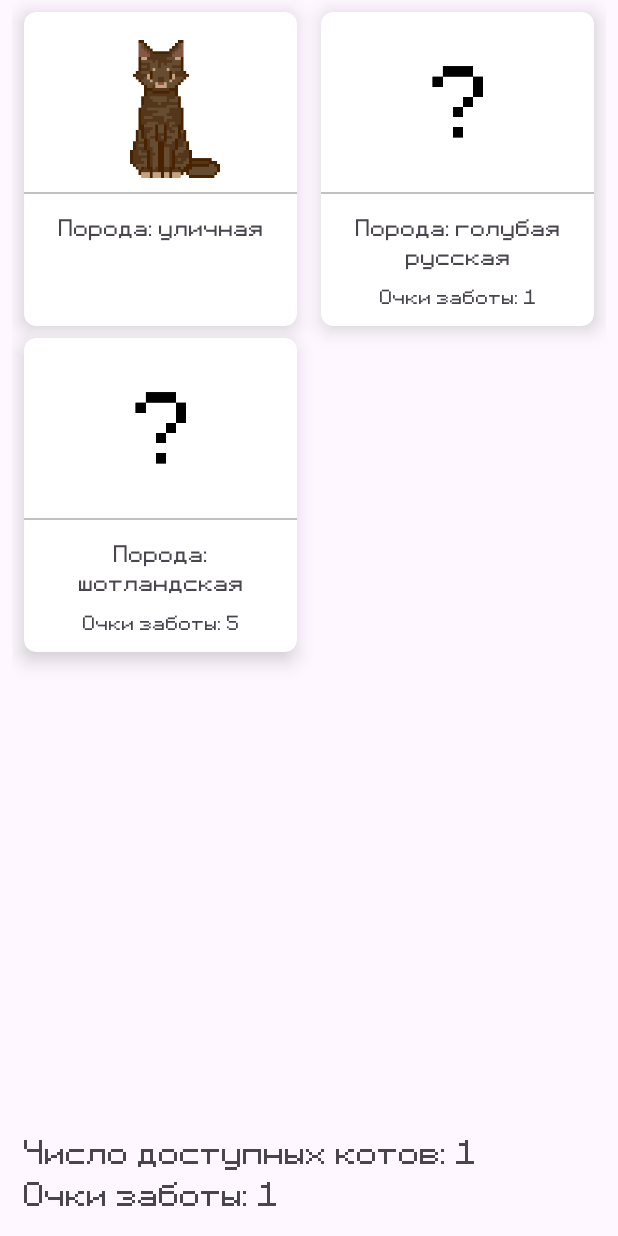
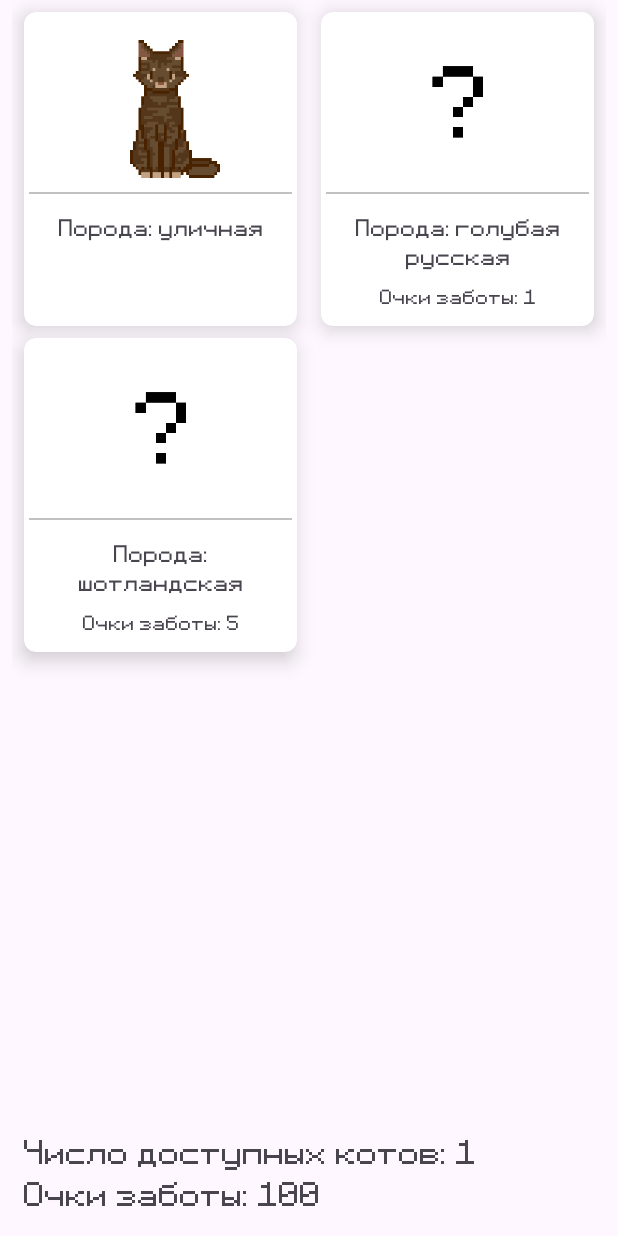
Before and after one commit to Karakurik/team2-project-summer-lab-2023, an Android app: the screen it shows after launch (StartActivity), after a tap on "Каталог", on a phone screen of 412 x 824 dp. Run offline under Robolectric (Android 15) with nearby library versions, the phone set to English and light mode, and no system bars.

Commit message:
update kitchen

```diff
--- a/app/src/main/java/ru/itis/team2/summer2023/lab/game/RecycleView/KitchenRepository.kt
+++ b/app/src/main/java/ru/itis/team2/summer2023/lab/game/RecycleView/KitchenRepository.kt
@@ -4,17 +4,9 @@ import ru.itis.team2.summer2023.lab.R
 
 object KitchenRepository {
     val list: List<Product> = listOf(
-        Product(id = 1, name = "1", R.drawable.dialog_background),
-        Product(id = 2, name = "2", R.drawable.dialog_background),
-        Product(id = 3, name = "3", R.drawable.dialog_background),
-        Product(id = 4, name = "4", R.drawable.dialog_background),
-        Product(id = 1, name = "1", R.drawable.dialog_background),
-        Product(id = 2, name = "2", R.drawable.dialog_background),
-        Product(id = 3, name = "3", R.drawable.dialog_background),
-        Product(id = 4, name = "4", R.drawable.dialog_background),
-        Product(id = 1, name = "1", R.drawable.dialog_background),
-        Product(id = 2, name = "2", R.drawable.dialog_background),
-        Product(id = 3, name = "3", R.drawable.dialog_background),
-        Product(id = 4, name = "4", R.drawable.dialog_background)
+        Product(id = 1, name = "1", R.drawable.dialog_background, 1, 1, true),
+        Product(id = 2, name = "2", R.drawable.dialog_background, 2, 5, false),
+        Product(id = 3, name = "3", R.drawable.dialog_background,3, 7, false),
+        Product(id = 4, name = "4", R.drawable.dialog_background, 5, 10, false)
     )
 }
--- a/app/src/main/java/ru/itis/team2/summer2023/lab/game/RecycleView/PlayRepository.kt
+++ b/app/src/main/java/ru/itis/team2/summer2023/lab/game/RecycleView/PlayRepository.kt
@@ -4,7 +4,7 @@ import ru.itis.team2.summer2023.lab.R
 
 object PlayRepository {
     val list: List<Product> = listOf(
-        Product(id = 1, name = "клубоchfjhgkjhkjк", R.drawable.dialog_background, 0, 5, true, ),
-        Product(id = 2, name = "мышка", R.drawable.dialog_background, 5, 10, false),
+        Product(id = 1, name = "клубоchfjhgkjhkjк", R.drawable.dialog_background, 0, 5, true),
+        Product(id = 2, name = "мышка", R.drawable.dialog_background, 5, 10, false)
     )
 }
--- a/app/src/main/java/ru/itis/team2/summer2023/lab/game/RecycleView/Product.kt
+++ b/app/src/main/java/ru/itis/team2/summer2023/lab/game/RecycleView/Product.kt
@@ -4,8 +4,7 @@ data class Product(
     val id: Int,
     val name: String,
     val picture: Int,
-    val cost: Int,
+    val carePoints: Int,
     val restoring: Int,
-    val open: Boolean
-    //count?
+    var open: Boolean
 )
--- a/app/src/main/java/ru/itis/team2/summer2023/lab/start/StartActivity.kt
+++ b/app/src/main/java/ru/itis/team2/summer2023/lab/start/StartActivity.kt
@@ -14,6 +14,9 @@ import ru.itis.team2.summer2023.lab.CatRepository
 import ru.itis.team2.summer2023.lab.R
 import ru.itis.team2.summer2023.lab.databinding.ActivityStartBinding
 import ru.itis.team2.summer2023.lab.game.GameActivity
+import ru.itis.team2.summer2023.lab.game.KitchenFragment
+import ru.itis.team2.summer2023.lab.game.RecycleView.KitchenRepository
+import ru.itis.team2.summer2023.lab.game.RecycleView.PlayRepository
 
 class StartActivity : AppCompatActivity() {
     private lateinit var binding: ActivityStartBinding
@@ -24,7 +27,7 @@ class StartActivity : AppCompatActivity() {
 
         val controller = (supportFragmentManager.findFragmentById(R.id.start_container) as NavHostFragment).navController
 
-        //getSharedPreferences("", MODE_PRIVATE).edit().clear().apply(); // это временно чтобы удалять предыдущие записанные значения потом уберем
+        // getSharedPreferences("", MODE_PRIVATE).edit().clear().apply(); // это временно чтобы удалять предыдущие записанные значения потом уберем
         initSharedPreference()
     }
 
@@ -44,8 +47,28 @@ class StartActivity : AppCompatActivity() {
             // инициализация начального количества очков и айди уличного кота
             sharedPreferences.edit {
                 putInt("last_cat_id", 1)
-                putInt("care_points", 1)
+                putInt("care_points", 100)
                 putInt("number_of_cats", 1)
+            }
+
+            val sharedPreferencesProduct = getSharedPreferences("products", MODE_PRIVATE)
+
+            index = 1
+            for (product in KitchenRepository.list) {
+                sharedPreferencesProduct.edit {
+                    putString("$index product", gson.toJson(product))
+                }
+                index++
+            }
+
+            val sharedPreferencesGame = getSharedPreferences("games", MODE_PRIVATE)
+
+            index = 1
+            for (game in PlayRepository.list) {
+                sharedPreferencesGame.edit {
+                    putString("$index game", gson.toJson(game))
+                }
+                index++
             }
         }
     }
--- a/app/src/main/res/layout/item_cat.xml
+++ b/app/src/main/res/layout/item_cat.xml
@@ -30,14 +30,16 @@
 
         <View
             android:id="@+id/divider"
-            android:layout_width="match_parent"
+            android:layout_width="0dp"
             android:layout_height="1dp"
             android:background="@color/divider"
+            app:layout_constraintEnd_toEndOf="@id/iv_image"
+            app:layout_constraintStart_toStartOf="@id/iv_image"
             app:layout_constraintTop_toBottomOf="@id/iv_image"/>
 
         <TextView
             android:id="@+id/tv_breed"
-            android:layout_width="165dp"
+            android:layout_width="160dp"
             android:layout_height="wrap_content"
             android:layout_marginHorizontal="16dp"
             android:layout_marginTop="12dp"
@@ -52,7 +54,7 @@
 
         <TextView
             android:id="@+id/tv_care_points"
-            android:layout_width="165dp"
+            android:layout_width="160dp"
             android:layout_height="wrap_content"
             android:textSize="12sp"
             tools:text="5 points"
```
Also changed, not shown: app/src/main/java/ru/itis/team2/summer2023/lab/game/KitchenFragment.kt (+65 -9 lines), app/src/main/java/ru/itis/team2/summer2023/lab/game/RecycleView/ProductItem.kt (+11 -2 lines), app/src/main/res/layout/rv_item.xml (+30 -7 lines).
